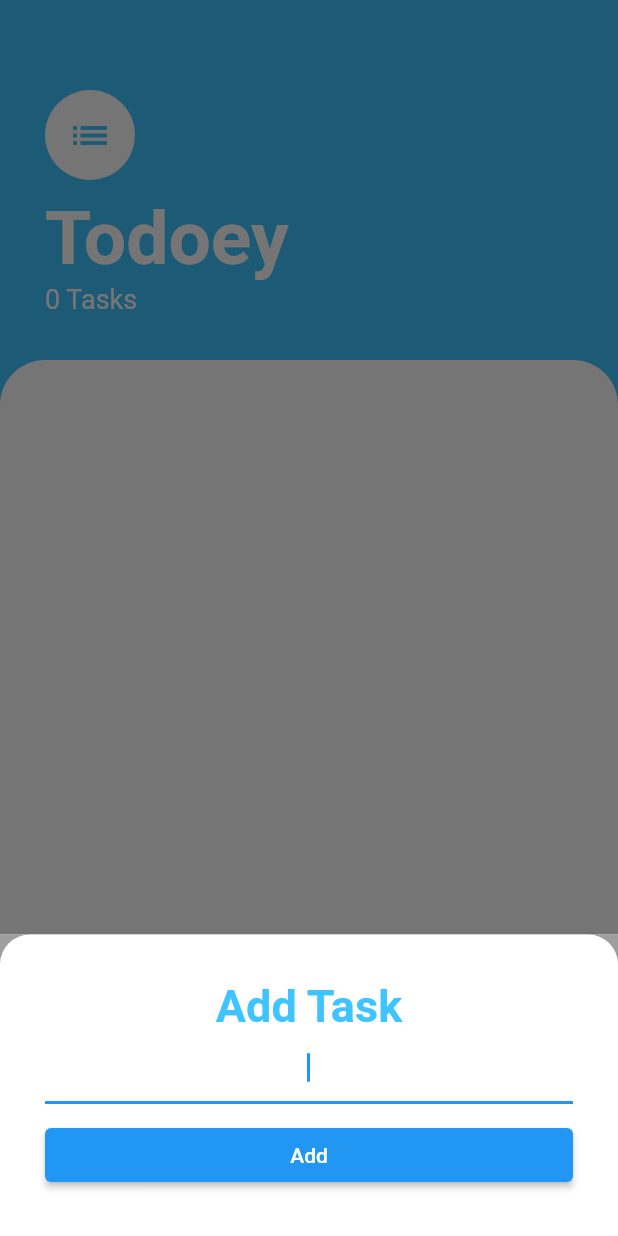
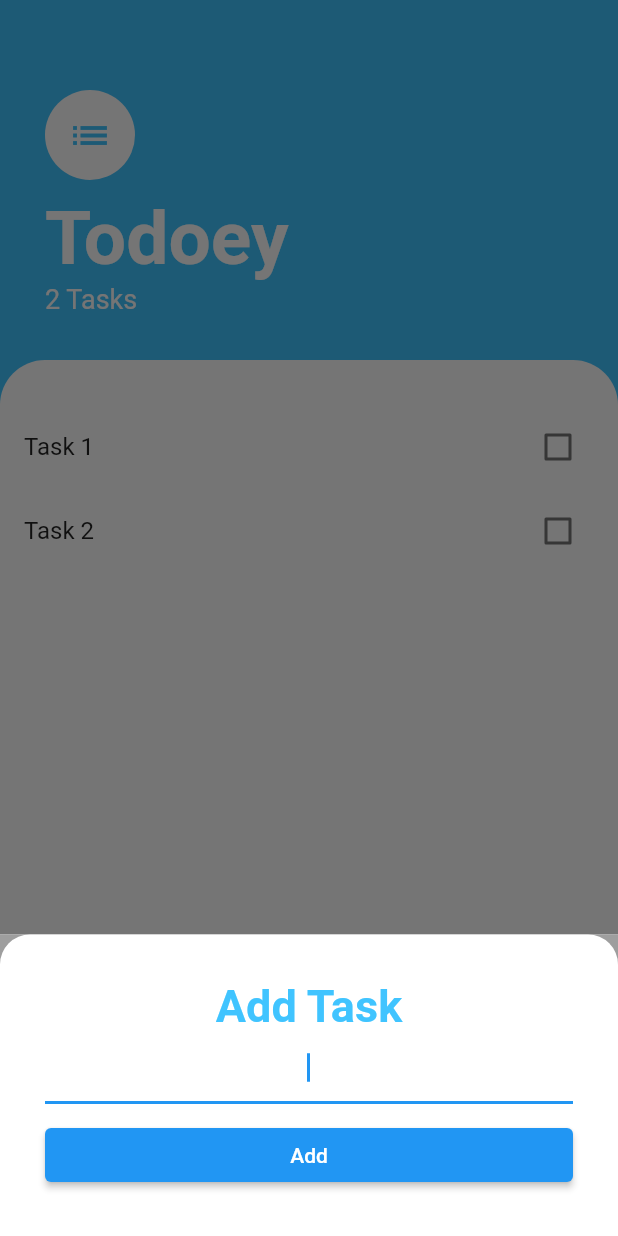
Before and after one commit to damviet/FlutterLayout, a Flutter app: the screen it shows after launch, after a tap on the "add" icon, on a phone screen of 412 x 824 dp. Run offline on Flutter 3.47's test engine with Material 2 defaults, Android fonts, the phone set to English and light mode, and no system bars; our stand-ins replace get_it.

```diff
--- /dev/null
+++ b/assets/data/init_tasks.json
@@ -0,0 +1,10 @@
+[
+    {
+        "name": "Task 1",
+        "is_done": false
+    },
+    {
+        "name": "Task 2",
+        "is_done" : false
+    }
+]
--- /dev/null
+++ b/lib/locator.dart
@@ -0,0 +1,8 @@
+import 'package:flutter_design/repos/home_repo.dart';
+import 'package:get_it/get_it.dart';
+
+final GetIt locator = GetIt.instance;
+
+void setLocator() {
+  locator.registerFactory<HomeRepository>(() => HomeRepository());
+}
--- a/lib/main.dart
+++ b/lib/main.dart
@@ -1,8 +1,18 @@
 import 'package:flutter/material.dart';
+import 'package:flutter_design/locator.dart';
+import 'package:flutter_design/repos/home_repo.dart';
 import 'package:flutter_design/view_models/home_view_model.dart';
-import 'package:flutter_design/views/screens/home_page.dart';
+import 'package:flutter_design/views/home/home_view.dart';
+import 'package:provider/provider.dart';
 
 void main() {
-  final HomeViewModel _homeViewModel = HomeViewModel();
-  runApp(MyApp(_homeViewModel));
+  setLocator();
+  runApp(MultiProvider(
+    providers: [
+      ChangeNotifierProvider(
+        create: (_) => HomeViewModel(locator<HomeRepository>()),
+      )
+    ],
+    child: const HomeView(),
+  ));
 }
--- a/lib/models/task.dart
+++ b/lib/models/task.dart
@@ -1,8 +1,20 @@
 class Task {
-  final String name;
-  bool isDone;
+  String? name;
+  bool? isDone;
 
   Task({required this.name, this.isDone = false});
+
+  Task.fromJson(Map<String, dynamic> json) {
+    name = json['name'] ?? "";
+    isDone = json['is_done'] ?? false;
+  }
+
+  Map<String, dynamic> toJson() {
+    final Map<String, dynamic> data = <String, dynamic>{};
+    data['name'] = name;
+    data['is_done'] = isDone;
+    return data;
+  }
 
   void toggleDone(bool newValue) {
     isDone = newValue;
--- /dev/null
+++ b/lib/repos/base_repo.dart
@@ -0,0 +1,3 @@
+abstract class BaseRepository {
+  Future fetchData();
+}
--- /dev/null
+++ b/lib/repos/home_repo.dart
@@ -0,0 +1,24 @@
+import 'dart:convert';
+import 'dart:developer';
+
+import 'package:flutter_design/models/task.dart';
+import 'package:flutter_design/repos/base_repo.dart';
+import 'package:flutter_design/utils/utils.dart';
+
+class HomeRepository extends BaseRepository {
+  @override
+  Future fetchData() async {}
+
+  Future<List<Task>> getTask() async {
+    List<Task> task = List.empty(growable: true);
+    try {
+      List<dynamic> arr = jsonDecode(await Utils.loadInitTasks());
+      for (int i = 0; i < arr.length; i++) {
+        task.add(Task.fromJson(arr[i]));
+      }
+    } catch (e) {
+      log(e.toString());
+    }
+    return task;
+  }
+}
--- /dev/null
+++ b/lib/utils/utils.dart
@@ -0,0 +1,7 @@
+import 'package:flutter/services.dart';
+
+class Utils {
+  static Future<String> loadInitTasks() async {
+    return await rootBundle.loadString('assets/data/init_tasks.json');
+  }
+}
--- /dev/null
+++ b/lib/view_models/base_view_model.dart
@@ -0,0 +1,12 @@
+import 'package:flutter/material.dart';
+import 'package:flutter_design/repos/base_repo.dart';
+
+abstract class BaseViewModel extends ChangeNotifier {
+  final BaseRepository _repo;
+
+  BaseViewModel(this._repo);
+
+  BaseRepository get repo {
+    return _repo;
+  }
+}
--- a/lib/view_models/home_view_model.dart
+++ b/lib/view_models/home_view_model.dart
@@ -1,11 +1,18 @@
-import 'dart:developer';
+import 'package:flutter_design/models/task.dart';
+import 'package:flutter_design/repos/home_repo.dart';
+import 'package:flutter_design/view_models/base_view_model.dart';
 
-import 'package:flutter/material.dart';
-import 'package:flutter_design/models/task.dart';
+class HomeViewModel extends BaseViewModel {
+  HomeViewModel(super.repo);
+  @override // TODO: implement repo
+  HomeRepository get repo => super.repo as HomeRepository;
 
-class HomeViewModel extends ChangeNotifier {
   List<Task> tasks = [];
-  String newTaskName = "";
+
+  Future init() async {
+    tasks = await repo.getTask();
+    notifyListeners();
+  }
 
   int get taskCount {
     return tasks.length;
--- /dev/null
+++ b/lib/views/home/home_view.dart
@@ -0,0 +1,32 @@
+import 'package:flutter/material.dart';
+import 'package:flutter_design/view_models/home_view_model.dart';
+import 'package:flutter_design/views/screens/tasks_screen.dart';
+import 'package:provider/provider.dart';
+
+class HomeView extends StatefulWidget {
+  const HomeView({super.key});
+
+  @override
+  State<HomeView> createState() => _HomeViewState();
+}
+
+class _HomeViewState extends State<HomeView> {
+  late HomeViewModel viewModel;
+
+  @override
+  void initState() {
+    viewModel = Provider.of<HomeViewModel>(context, listen: false);
+
+    WidgetsBinding.instance.addPostFrameCallback((_) {
+      viewModel.init();
+    });
+    super.initState();
+  }
+
+  @override
+  Widget build(BuildContext context) {
+    return const MaterialApp(
+      home: TasksScreen(),
+    );
+  }
+}
--- a/lib/views/screens/home_page.dart
+++ /dev/null
@@ -1,20 +0,0 @@
-import 'package:flutter/material.dart';
-import 'package:flutter_design/view_models/home_view_model.dart';
-import 'package:flutter_design/views/screens/tasks_screen.dart';
-import 'package:provider/provider.dart';
-
-class MyApp extends StatelessWidget {
-  const MyApp(this._homeViewModel, {super.key});
-
-  final HomeViewModel _homeViewModel;
-
-  @override
-  Widget build(BuildContext context) {
-    return ChangeNotifierProvider(
-      create: (context) => _homeViewModel,
-      child: const MaterialApp(
-        home: TasksScreen(),
-      ),
-    );
-  }
-}
--- a/lib/views/screens/tasks_screen.dart
+++ b/lib/views/screens/tasks_screen.dart
@@ -1,5 +1,4 @@
 import 'package:flutter/material.dart';
-import 'package:flutter_design/models/task.dart';
 import 'package:flutter_design/view_models/home_view_model.dart';
 import 'package:flutter_design/views/widgets/task_list.dart';
 import 'package:provider/provider.dart';
@@ -16,7 +15,7 @@ class TasksScreen extends StatefulWidget {
 class _TasksScreenState extends State<TasksScreen> {
   @override
   Widget build(BuildContext context) {
-    var tasks = Provider.of<HomeViewModel>(context).tasks;
+    return Consumer<HomeViewModel>(builder: (context, model, child) {
       return Scaffold(
         backgroundColor: Colors.lightBlueAccent,
         floatingActionButton: FloatingActionButton(
@@ -30,7 +29,7 @@ class _TasksScreenState extends State<TasksScreen> {
                     padding: EdgeInsets.only(
                       bottom: MediaQuery.of(context).viewInsets.bottom,
                     ),
-                  child: AddTaskScreen(),
+                    child: const AddTaskScreen(),
                   ),
                 );
               },
@@ -75,7 +74,7 @@ class _TasksScreenState extends State<TasksScreen> {
                     ),
                   ),
                   Text(
-                  '${tasks.length} Tasks',
+                    '${model.taskCount} Tasks',
                     style: const TextStyle(
                       color: Colors.white,
                       fontSize: 18,
@@ -96,11 +95,12 @@ class _TasksScreenState extends State<TasksScreen> {
                     topRight: Radius.circular(30),
                   ),
                 ),
-              child: TaskList(),
+                child: const TaskList(),
               ),
             ),
           ],
         ),
       );
+    });
   }
 }
--- a/pubspec.yaml
+++ b/pubspec.yaml
@@ -36,6 +36,7 @@ dependencies:
   # Use with the CupertinoIcons class for iOS style icons.
   cupertino_icons: ^1.0.2
   provider: ^6.0.5
+  get_it: ^7.6.0
 
 dev_dependencies:
   flutter_test:
@@ -60,9 +61,8 @@ flutter:
   uses-material-design: true
 
   # To add assets to your application, add an assets section, like this:
-  # assets:
-  #   - images/a_dot_burr.jpeg
-  #   - images/a_dot_ham.jpeg
+  assets:
+    - assets/data/
 
   # An image asset can refer to one or more resolution-specific "variants", see
   # https://flutter.dev/assets-and-images/#resolution-aware
```
Also changed, not shown: pubspec.lock. Lines whose indentation alone changed are shown as unchanged.
